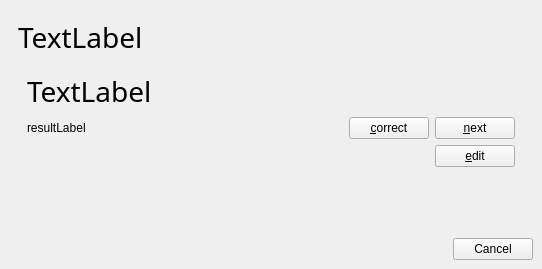
The window that VocableQuiz.ui (nsams/vocablecoach) describes before a commit, drawn with Qt 5.
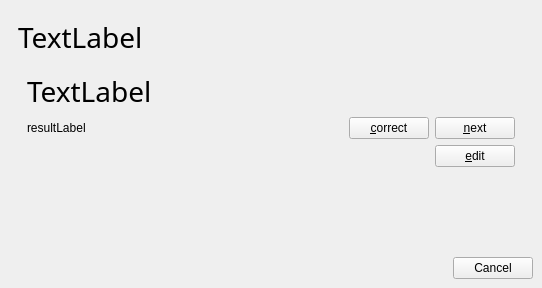
The same window after the commit. The open tabs and pages were chosen to show the change.

Commit message: preparations for issue #16: created VocableList-Widget that shows the vocables - we can now display otther widgets in the mainwindow too

Patch:
```diff
--- a/VocableQuiz.ui
+++ b/VocableQuiz.ui
@@ -1,12 +1,12 @@
 <ui version="4.0" >
  <class>VocableQuiz</class>
- <widget class="QDialog" name="VocableQuiz" >
+ <widget class="QWidget" name="VocableQuiz" >
   <property name="geometry" >
    <rect>
     <x>0</x>
     <y>0</y>
     <width>542</width>
-    <height>269</height>
+    <height>288</height>
    </rect>
   </property>
   <property name="windowTitle" >
```
Left out of the diff: 2 changed lines with no effect on the pictures. The commit also changes 7 other files.
